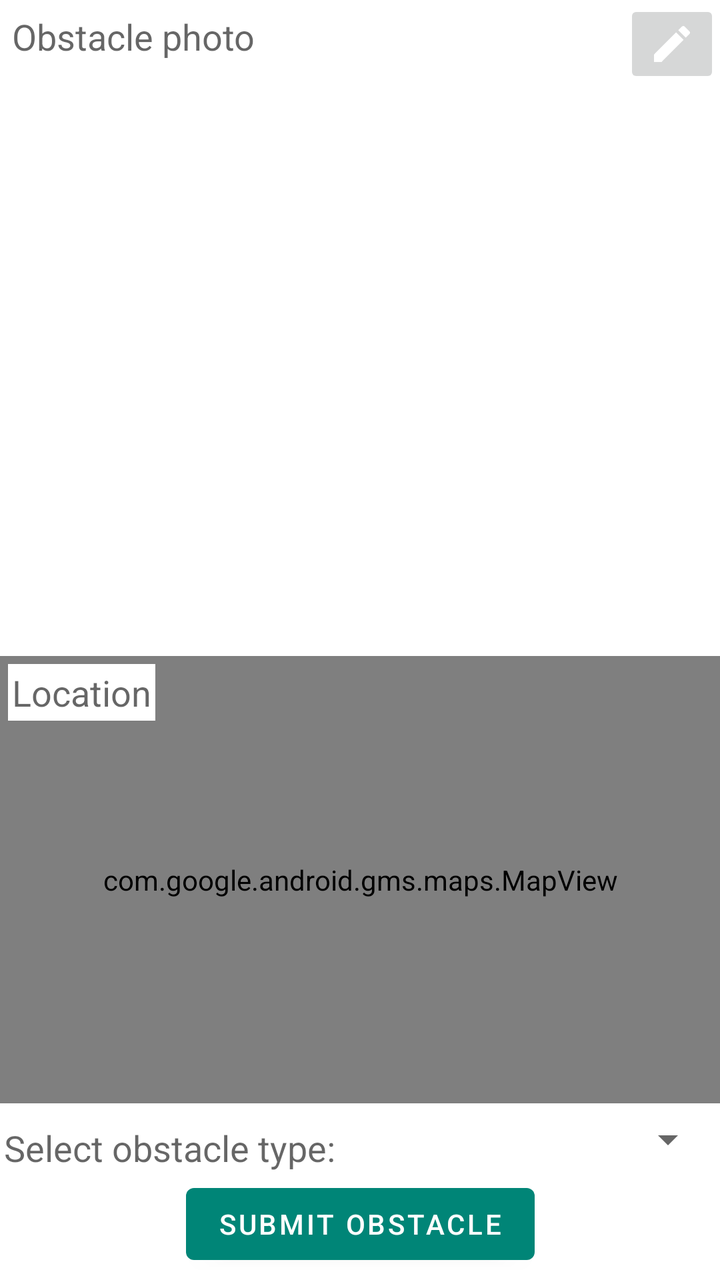
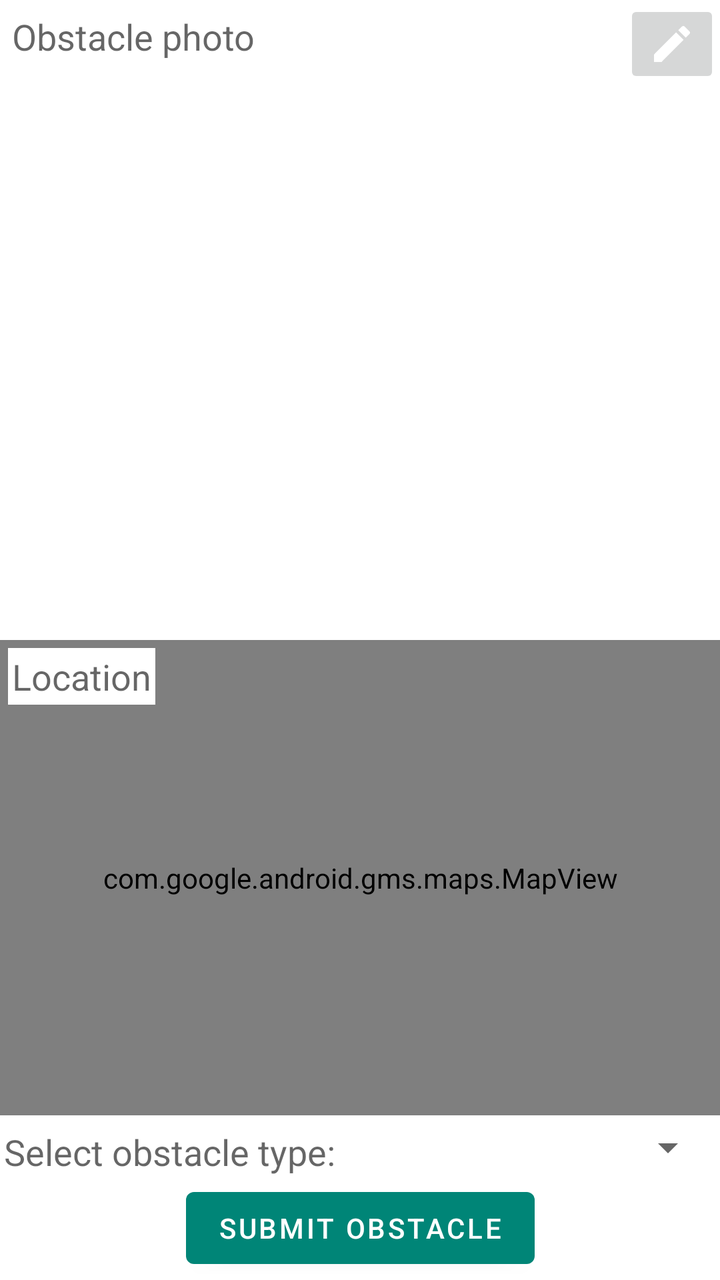

The first picture is an Android layout as it rendered before a commit; the second is the same layout after the commit. The layout source and the unified diff follow.
<!-- AndroidManifest.xml: application theme AppTheme -->
<!-- res/layout/fragment_obstacle_edit.xml -->
<?xml version="1.0" encoding="utf-8"?>
<androidx.constraintlayout.widget.ConstraintLayout xmlns:android="http://schemas.android.com/apk/res/android"
    xmlns:app="http://schemas.android.com/apk/res-auto"
    xmlns:map="http://schemas.android.com/apk/res-auto"
    xmlns:tools="http://schemas.android.com/tools"
    android:layout_width="match_parent"
    android:layout_height="match_parent"
    android:layout_margin="8dp"
    tools:context=".ObstacleEditFragment">

    <ImageView
        android:id="@+id/obstacle_image_view"
        android:layout_width="0dp"
        android:layout_height="0dp"
        android:layout_marginBottom="8dp"
        android:scaleType="centerCrop"
        app:layout_constraintBottom_toTopOf="@id/map"
        app:layout_constraintEnd_toEndOf="parent"
        app:layout_constraintHeight_percent="0.5"
        app:layout_constraintStart_toStartOf="parent"
        app:layout_constraintTop_toTopOf="parent">

    </ImageView>

    <TextView
        android:id="@+id/photo_title"
        style="@style/TextAppearance.AppCompat.Medium"
        android:layout_width="wrap_content"
        android:layout_height="wrap_content"
        android:layout_margin="4dp"
        android:background="@android:color/white"
        android:padding="2dp"
        android:text="Obstacle photo"
        app:layout_constraintStart_toStartOf="@id/obstacle_image_view"
        app:layout_constraintTop_toTopOf="@id/obstacle_image_view" />

    <ImageButton
        android:id="@+id/button_edit_photo"
        android:layout_width="wrap_content"
        android:layout_height="wrap_content"
        android:src="@drawable/ic_edit_white_24dp"
        app:layout_constraintEnd_toEndOf="@id/obstacle_image_view"
        app:layout_constraintTop_toTopOf="@id/obstacle_image_view" />

    <com.google.android.gms.maps.MapView
        android:id="@+id/map"
        android:layout_width="match_parent"
        android:layout_height="0dp"
        android:layout_marginBottom="8dp"
        app:layout_constraintBottom_toTopOf="@id/select_obstacle_type_text"
        app:layout_constraintEnd_toEndOf="parent"
        app:layout_constraintStart_toStartOf="parent"
        app:layout_constraintTop_toBottomOf="@id/obstacle_image_view"
        map:mapType="normal"
        map:uiRotateGestures="false"
        map:uiScrollGestures="true"
        map:uiTiltGestures="false" />

    <TextView
        android:id="@+id/map_title"
        style="@style/TextAppearance.AppCompat.Medium"
        android:layout_width="wrap_content"
        android:layout_height="wrap_content"
        android:layout_margin="4dp"
        android:background="@android:color/white"
        android:padding="2dp"
        android:text="Location"
        app:layout_constraintStart_toStartOf="@id/map"
        app:layout_constraintTop_toTopOf="@id/map" />

    <TextView
        android:id="@+id/select_obstacle_type_text"
        style="@style/TextAppearance.AppCompat.Medium"
        android:layout_width="wrap_content"
        android:layout_height="wrap_content"
        android:layout_margin="2dp"
        android:text="@string/select_obstacle_type"
        app:layout_constraintBottom_toTopOf="@id/button_submit"
        app:layout_constraintStart_toStartOf="parent"
        app:layout_constraintTop_toBottomOf="@id/map" />

    <Spinner
        android:id="@+id/spinner"
        android:layout_width="wrap_content"
        android:layout_height="wrap_content"
        android:layout_margin="2dp"
        app:layout_constraintBottom_toTopOf="@id/button_submit"
        app:layout_constraintEnd_toEndOf="parent"
        app:layout_constraintTop_toBottomOf="@id/map" />

    <Button
        android:id="@+id/button_submit"
        android:layout_width="wrap_content"
        android:layout_height="wrap_content"
        android:text="Submit obstacle"
        app:layout_constraintBottom_toBottomOf="parent"
        app:layout_constraintEnd_toEndOf="parent"
        app:layout_constraintStart_toStartOf="parent"
        app:layout_constraintTop_toBottomOf="@id/spinner" />

</androidx.constraintlayout.widget.ConstraintLayout>
<!-- resources referenced by this layout -->
<resources>
  <!-- drawable ic_edit_white_24dp (drawable) -->
  <vector android:height="24dp" android:tint="#FFFFFF"
      android:viewportHeight="24.0" android:viewportWidth="24.0"
      android:width="24dp" xmlns:android="http://schemas.android.com/apk/res/android">
      <path android:fillColor="#FF000000" android:pathData="M3,17.25V21h3.75L17.81,9.94l-3.75,-3.75L3,17.25zM20.71,7.04c0.39,-0.39 0.39,-1.02 0,-1.41l-2.34,-2.34c-0.39,-0.39 -1.02,-0.39 -1.41,0l-1.83,1.83 3.75,3.75 1.83,-1.83z"/>
  </vector>
  <string name="select_obstacle_type">Select obstacle type:</string>
  <style name="AppTheme" parent="Theme.MaterialComponents.Light.DarkActionBar">
          
          <item name="colorPrimary">@color/colorPrimary</item>
          <item name="colorPrimaryDark">@color/colorPrimaryDark</item>
          <item name="colorAccent">@color/colorAccent</item>
      </style>
  <color name="colorPrimary">#008577</color>
  <color name="colorPrimaryDark">#00574B</color>
  <color name="colorAccent">#4CAF50</color>
</resources>

<!-- the commit's change to res/layout/fragment_obstacle_edit.xml (unified diff, before → after) -->
@@ -5,16 +5,16 @@
     xmlns:tools="http://schemas.android.com/tools"
     android:layout_width="match_parent"
     android:layout_height="match_parent"
-    android:layout_margin="8dp"
+    android:layout_margin="4dp"
     tools:context=".ObstacleEditFragment">
 
     <ImageView
         android:id="@+id/obstacle_image_view"
         android:layout_width="0dp"
         android:layout_height="0dp"
-        android:layout_marginBottom="8dp"
+        android:layout_marginBottom="4dp"
+        android:padding="0dp"
         android:scaleType="centerCrop"
-        app:layout_constraintBottom_toTopOf="@id/map"
         app:layout_constraintEnd_toEndOf="parent"
         app:layout_constraintHeight_percent="0.5"
         app:layout_constraintStart_toStartOf="parent"
@@ -46,7 +46,7 @@
         android:id="@+id/map"
         android:layout_width="match_parent"
         android:layout_height="0dp"
-        android:layout_marginBottom="8dp"
+        android:layout_marginBottom="4dp"
         app:layout_constraintBottom_toTopOf="@id/select_obstacle_type_text"
         app:layout_constraintEnd_toEndOf="parent"
         app:layout_constraintStart_toStartOf="parent"
